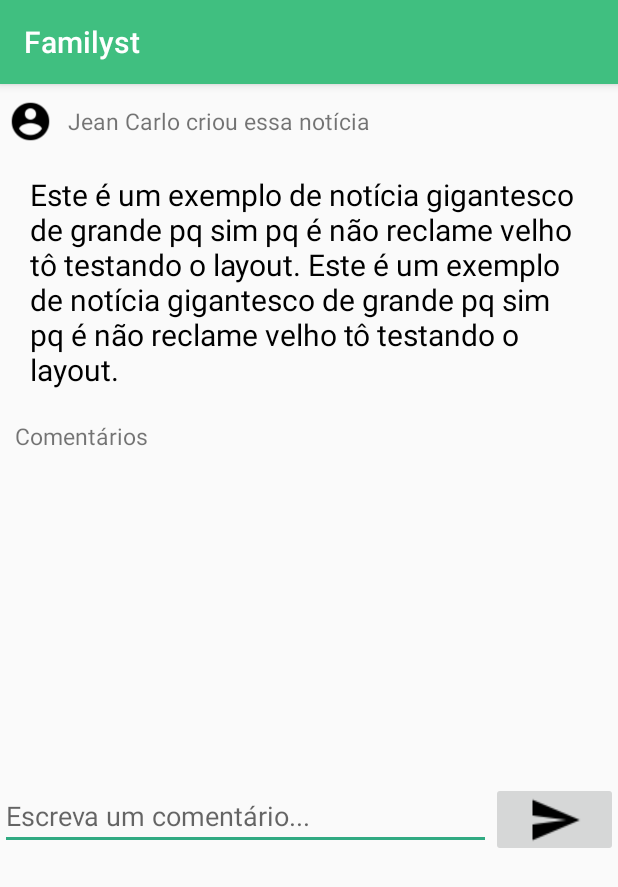
After one commit to Jeaan2/Familyst-android, an Android app: the NoticiaActivity screen opened directly, with no data from a screen before it, on a phone screen of 412 x 824 dp. The commit adds this screen. Shown: the top 887 px of the screen. Run offline under Robolectric (Android 15) with nearby library versions, the phone set to English and light mode, and no system bars; network calls fail.

Commit message:
V2.1
Tela de Notícias, cadastro de eventos, progressDialogs

```diff
--- /dev/null
+++ b/app/src/main/java/com/tcc/ufpr/familyst/Activities/NoticiaActivity.java
@@ -0,0 +1,48 @@
+package com.tcc.ufpr.familyst.Activities;
+
+import android.support.v7.app.AppCompatActivity;
+import android.os.Bundle;
+import android.view.View;
+import android.widget.EditText;
+import android.widget.ImageButton;
+import android.widget.ListView;
+import android.widget.TextView;
+
+import com.tcc.ufpr.familyst.Adapters.ComentarioAdapter;
+import com.tcc.ufpr.familyst.Model.Comentario;
+import com.tcc.ufpr.familyst.R;
+
+import java.util.ArrayList;
+import java.util.Date;
+
+public class NoticiaActivity extends AppCompatActivity {
+
+    private TextView txtCriadorNoticia;
+    private TextView txtNoticiaAberta;
+    private ImageButton btnEnviarComentario;
+    private EditText edtComentarioEnviar;
+    private ListView lvComentariosNoticia;
+
+
+    @Override
+    protected void onCreate(Bundle savedInstanceState) {
+        super.onCreate(savedInstanceState);
+        setContentView(R.layout.activity_noticia);
+
+        txtCriadorNoticia = (TextView) findViewById(R.id.criador_noticia);
+        txtNoticiaAberta = (TextView) findViewById(R.id.txt_noticia_aberta);
+        btnEnviarComentario = (ImageButton) findViewById(R.id.btn_enviar_comentario);
+
+        btnEnviarComentario.setOnClickListener(new View.OnClickListener() {
+            @Override
+            public void onClick(View v) {
+                //Envia comentário para o REST
+                //Adiciona objeto Comentário na listView
+            }
+        });
+
+        lvComentariosNoticia = (ListView) findViewById(R.id.listview_comentarios_noticia);
+
+
+    }
+}
--- a/app/src/main/java/com/tcc/ufpr/familyst/Fragments/EventosFragment.java
+++ b/app/src/main/java/com/tcc/ufpr/familyst/Fragments/EventosFragment.java
@@ -13,6 +13,8 @@ import android.widget.AdapterView;
 import android.widget.ListView;
 
 import com.tcc.ufpr.familyst.Activities.CadastroEventoActivity;
+import com.tcc.ufpr.familyst.Activities.ItensCadastroEventoActivity;
+import com.tcc.ufpr.familyst.Activities.TabHostEventosActivity;
 import com.tcc.ufpr.familyst.Adapters.EventoAdapter;
 import com.tcc.ufpr.familyst.FamilystApplication;
 import com.tcc.ufpr.familyst.Model.Evento;
@@ -46,7 +48,7 @@ public class EventosFragment extends Fragment {
                 Snackbar.make(view, "Chama cadastro de Eventos", Snackbar.LENGTH_LONG)
                         .setAction("Action", null).show();
 
-                Intent intent = new Intent(getContext(), CadastroEventoActivity.class);
+                Intent intent = new Intent(getContext(), TabHostEventosActivity.class);
                 startActivity(intent);
             }
         });
--- a/app/src/main/java/com/tcc/ufpr/familyst/Services/JsonRestRequest.java
+++ b/app/src/main/java/com/tcc/ufpr/familyst/Services/JsonRestRequest.java
@@ -26,7 +26,7 @@ import java.util.Map;
 
 public class JsonRestRequest extends JsonRequest<JsonRestRequest.JsonRestResponse> {
 
-    private static final String baseURI = "http://192.168.15.53:8084/Familyst/";
+    private static final String baseURI = "http://192.168.1.7:8084/Familyst/";
 
     private Map<String, String> headers;
     private Response.Listener listener;
--- /dev/null
+++ b/app/src/main/res/layout/activity_noticia.xml
@@ -0,0 +1,92 @@
+<?xml version="1.0" encoding="utf-8"?>
+<RelativeLayout xmlns:android="http://schemas.android.com/apk/res/android"
+    android:orientation="vertical" android:layout_width="match_parent"
+    android:id="@+id/relative"
+    android:layout_height="wrap_content">
+
+    <LinearLayout
+        android:layout_width="match_parent"
+        android:layout_height="wrap_content"
+        android:layout_below="@+id/scroll_view"
+        android:orientation="horizontal">
+
+        <EditText
+            android:layout_width="200dp"
+            android:layout_height="wrap_content"
+            android:hint="Escreva um comentário..."
+            android:id="@+id/txt_comentario_enviar"
+            android:layout_weight="5"
+            />
+
+        <ImageButton
+            android:layout_width="60dp"
+            android:layout_height="50dp"
+            android:layout_gravity="end"
+            android:layout_weight="0.95"
+            android:id="@+id/btn_enviar_comentario"
+            android:src="@drawable/ic_enviar"/>
+    </LinearLayout>
+
+    <ScrollView
+        android:orientation="vertical" android:layout_width="match_parent"
+        android:id="@+id/scroll_view"
+        android:layout_height="465dp"
+        android:layout_alignParentTop="true"
+        android:layout_alignParentLeft="true"
+        android:layout_alignParentStart="true">
+
+        <LinearLayout xmlns:android="http://schemas.android.com/apk/res/android"
+            android:orientation="vertical" android:layout_width="match_parent"
+            android:layout_height="match_parent">
+                <LinearLayout
+                   android:orientation="horizontal"
+                   android:layout_width="match_parent"
+                   android:layout_marginTop="10dp"
+                   android:layout_marginLeft="5dp"
+                   android:gravity="start"
+
+                   android:layout_height="wrap_content">
+
+                   <ImageView
+                       android:layout_width="30dp"
+                       android:layout_height="30dp"
+                   android:tint="@color/cor_preto"
+                   android:src="@drawable/ic_profile"/>
+
+                   <TextView
+                       android:id="@+id/criador_noticia"
+                       android:layout_width="wrap_content"
+                       android:layout_height="wrap_content"
+                       android:text="Jean Carlo criou essa notícia"
+                       android:layout_marginLeft="10dp"
+                       android:layout_gravity="center"
+                       android:textSize="15dp"/>
+
+               </LinearLayout>
+
+                    <TextView
+                        android:id="@+id/txt_noticia_aberta"
+                        android:layout_width="wrap_content"
+                        android:layout_height="wrap_content"
+                        android:text="Este é um exemplo de notícia gigantesco de grande pq sim pq é não reclame velho tô testando o layout. Este é um exemplo de notícia gigantesco de grande pq sim pq é não reclame velho tô testando o layout."
+                        android:layout_margin="20dp"
+                        android:layout_gravity="center"
+                        android:textColor="@color/cor_preto"
+                        android:textSize="20dp"/>
+
+                <TextView
+                    android:id="@+id/comentarios"
+                    android:layout_width="wrap_content"
+                    android:layout_height="wrap_content"
+                    android:text="Comentários"
+                    android:layout_marginLeft="10dp"
+                    android:textSize="15dp"/>
+
+                    <ListView
+                        android:layout_width="match_parent"
+                        android:layout_height="match_parent"
+                        android:id="@+id/listview_comentarios_noticia"
+                        android:layout_gravity="center_horizontal" />
+        </LinearLayout>
+    </ScrollView>
+</RelativeLayout>
--- a/app/src/main/res/layout/loading_data_activity.xml
+++ b/app/src/main/res/layout/loading_data_activity.xml
@@ -14,13 +14,14 @@
         android:layout_centerHorizontal="true" />
 
     <TextView
-        android:text="Carregando dados.. Por favor aguarde"
+        android:text="Carregando dados. Por favor, aguarde."
         android:textStyle="bold"
         android:textSize="25sp"
         android:textColor="@color/cor_branco"
-        android:layout_width="wrap_content"
+        android:layout_width="250dp"
         android:layout_height="wrap_content"
         android:layout_above="@+id/progressBar"
+        android:gravity="center_horizontal"
         android:layout_centerHorizontal="true"
         android:layout_marginBottom="22dp"
         android:id="@+id/textView" />
--- a/app/src/main/res/values/dimens.xml
+++ b/app/src/main/res/values/dimens.xml
@@ -6,4 +6,5 @@
     <dimen name="activity_horizontal_margin">16dp</dimen>
     <dimen name="activity_vertical_margin">16dp</dimen>
     <dimen name="fab_margin">16dp</dimen>
+    <dimen name="appbar_padding_top">8dp</dimen>
 </resources>
--- a/app/src/main/res/values/strings.xml
+++ b/app/src/main/res/values/strings.xml
@@ -18,4 +18,6 @@
         <item>@drawable/image_5</item>
         <item>@drawable/image_6</item>
     </string-array>
+    <string name="title_activity_tab_host_eventos">TabHostEventosActivity</string>
+    <string name="section_format">Hello World from section: %1$d</string>
 </resources>
```
Also changed, not shown: app/src/main/AndroidManifest.xml (+12 -7 lines), app/src/main/java/com/tcc/ufpr/familyst/Activities/CadastroEventoActivity.java (+1 -11 lines), app/src/main/java/com/tcc/ufpr/familyst/Activities/LoginActivity.java (+24 -2 lines), app/src/main/java/com/tcc/ufpr/familyst/Activities/TabHostEventosActivity.java (added, +37 -0 lines), app/src/main/java/com/tcc/ufpr/familyst/Adapters/NewsAdapter.java (+8 -0 lines), app/src/main/res/layout/activity_cadastro_evento.xml (+0 -37 lines), app/src/main/res/layout/activity_tab_host_eventos.xml (added, +30 -0 lines), app/src/main/res/menu/menu_tab_host_eventos.xml (added, +10 -0 lines).
